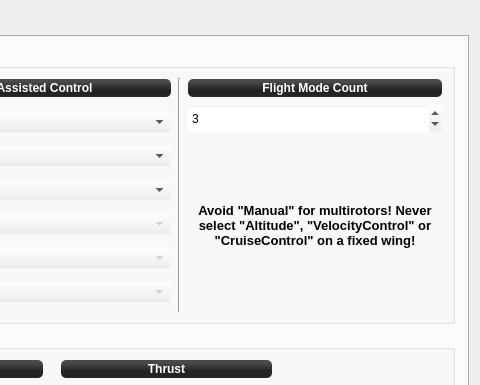
Qt form ground/openpilotgcs/src/plugins/config/input.ui (openpilot/OpenPilot) before a commit; both pictures show x 770 to 1250 and y 0 to 385 of the 1250 by 755 pixel window.
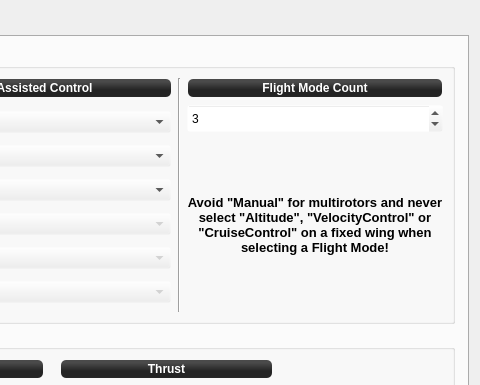
The same form after that commit. The open tabs and pages were chosen to show the change. Icons and pictures are not drawn.

Commit message: OP-1791 changed description of the flight modes to state clearly that it is about flight modes rather then stabilization modes

What changed in the file:
```diff
--- a/ground/openpilotgcs/src/plugins/config/input.ui
+++ b/ground/openpilotgcs/src/plugins/config/input.ui
@@ -1801,7 +1801,7 @@
                  </font>
                 </property>
                 <property name="text">
-                 <string>&lt;html&gt;&lt;head/&gt;&lt;body&gt;&lt;p&gt;Avoid &amp;quot;Manual&amp;quot; for multirotors! Never select &amp;quot;Altitude&amp;quot;, &amp;quot;VelocityControl&amp;quot; or &amp;quot;CruiseControl&amp;quot; on a fixed wing!&lt;/p&gt;&lt;/body&gt;&lt;/html&gt;</string>
+                 <string>&lt;html&gt;&lt;head/&gt;&lt;body&gt;&lt;p&gt;Avoid &amp;quot;Manual&amp;quot; for multirotors and never select &amp;quot;Altitude&amp;quot;, &amp;quot;VelocityControl&amp;quot; or &amp;quot;CruiseControl&amp;quot; on a fixed wing when selecting a Flight Mode!&lt;/p&gt;&lt;/body&gt;&lt;/html&gt;</string>
                 </property>
                 <property name="alignment">
                  <set>Qt::AlignCenter</set>
```
